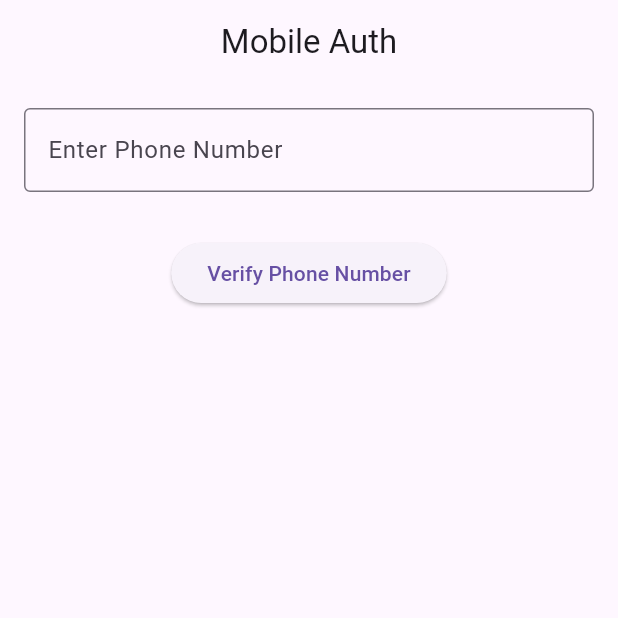
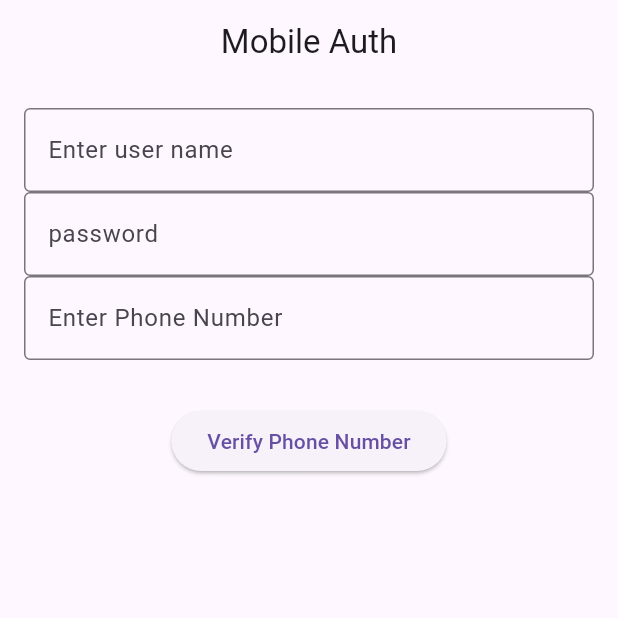
Before and after one commit to Shetty654/prototype-1, a Flutter app: the screen it shows after launch, on a phone screen of 412 x 824 dp, the top half of it. Run offline on Flutter 3.47's test engine with Material 3 defaults, Android fonts, the phone set to English and light mode, and no system bars; our stand-ins replace firebase_auth, firebase_core; accounts and stored records are empty.

Commit message:
username and password ui added

```diff
--- a/lib/mobileauth.dart
+++ b/lib/mobileauth.dart
@@ -33,6 +33,20 @@ class _MobileAuthState extends State<MobileAuth> {
         padding: const EdgeInsets.all(16.0),
         child: Column(
           children: [
+            TextField(
+              keyboardType: TextInputType.text,
+              decoration: InputDecoration(
+                hintText: "Enter user name",
+                border: OutlineInputBorder()
+              ),
+            ),
+            TextField(
+              keyboardType: TextInputType.visiblePassword,
+              decoration: InputDecoration(
+                hintText: "password",
+                border: OutlineInputBorder()
+              ),
+            ),
             TextField(
               controller: mobileController,
               keyboardType: TextInputType.phone,
```
